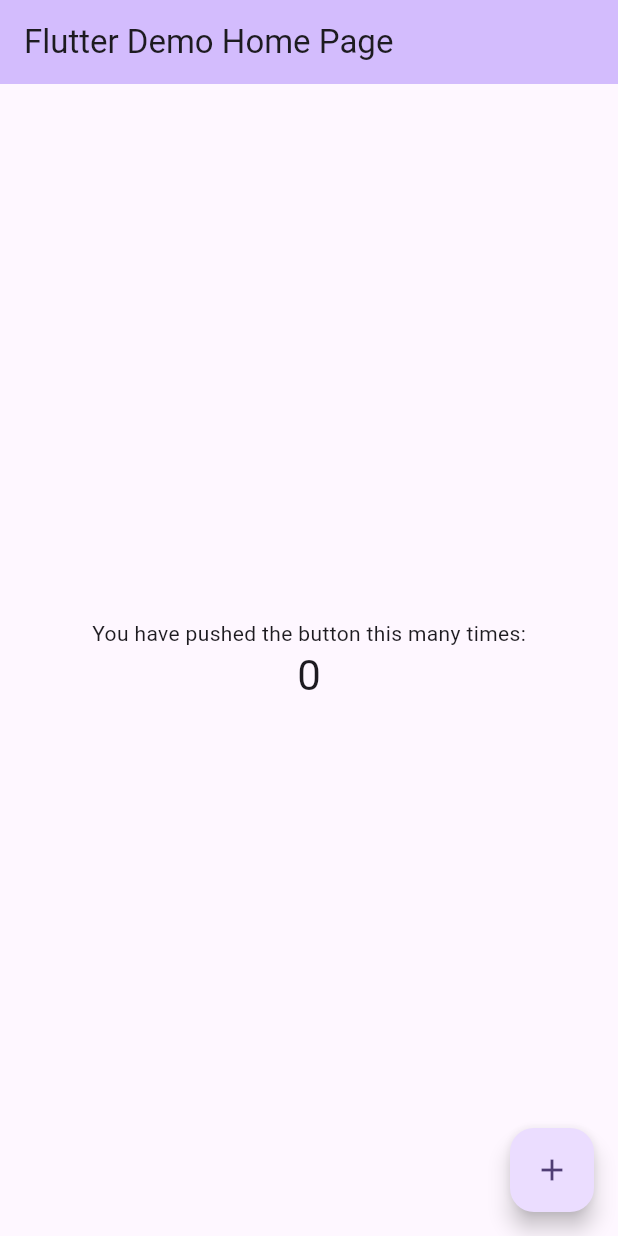
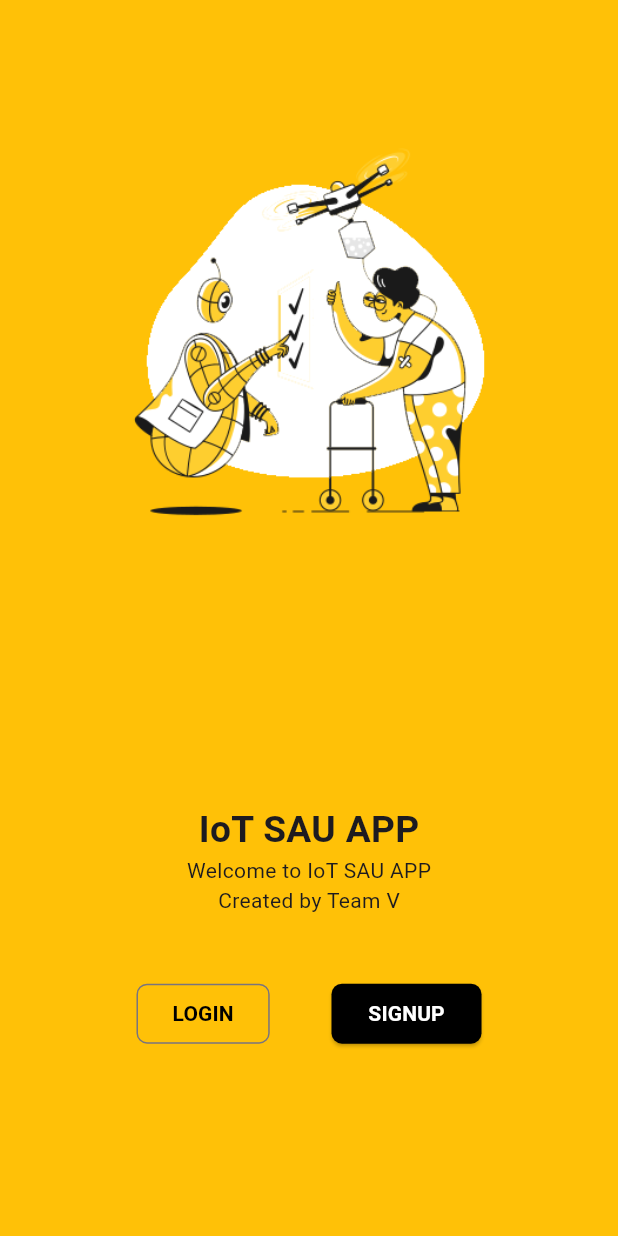
Before and after one commit to SEI201204/iot_sau_first_mobile_project, a Flutter app: the screen it shows after launch, on a phone screen of 412 x 824 dp. Run offline on Flutter 3.47's test engine with Material 3 defaults, Android fonts, the phone set to English and light mode, and no system bars.

Commit message:
v.2 : creat  3 file welcome signup signin edit main and page  welcome already

```diff
--- a/lib/main.dart
+++ b/lib/main.dart
@@ -1,125 +1,26 @@
 import 'package:flutter/material.dart';
+import 'package:flutter_application_1/views/welcome_ui.dart';
 
 void main() {
-  runApp(const MyApp());
+  runApp(
+      //เรียกใช้ คลาส ที่เรียกใช้งาน widget หลักของ App : materialApp()
+      IoTSAUFirst());
 }
 
-class MyApp extends StatelessWidget {
-  const MyApp({super.key});
+//+++++++++++++++++++++++++++++++++++++++++++++++++++
+class IoTSAUFirst extends StatefulWidget {
+  const IoTSAUFirst({super.key});
 
-  // This widget is the root of your application.
+  @override
+  State<IoTSAUFirst> createState() => _IoTSAUFirstState();
+}
+
+class _IoTSAUFirstState extends State<IoTSAUFirst> {
   @override
   Widget build(BuildContext context) {
     return MaterialApp(
-      title: 'Flutter Demo',
-      theme: ThemeData(
-        // This is the theme of your application.
-        //
-        // TRY THIS: Try running your application with "flutter run". You'll see
-        // the application has a purple toolbar. Then, without quitting the app,
-        // try changing the seedColor in the colorScheme below to Colors.green
-        // and then invoke "hot reload" (save your changes or press the "hot
-        // reload" button in a Flutter-supported IDE, or press "r" if you used
-        // the command line to start the app).
-        //
-        // Notice that the counter didn't reset back to zero; the application
-        // state is not lost during the reload. To reset the state, use hot
-        // restart instead.
-        //
-        // This works for code too, not just values: Most code changes can be
-        // tested with just a hot reload.
-        colorScheme: ColorScheme.fromSeed(seedColor: Colors.deepPurple),
-        useMaterial3: true,
-      ),
-      home: const MyHomePage(title: 'Flutter Demo Home Page'),
+      debugShowCheckedModeBanner: false,
+      home: welcomeUI(), //เรียกใช้หน้าจอแรกของแอป
     );
   }
 }
-
-class MyHomePage extends StatefulWidget {
-  const MyHomePage({super.key, required this.title});
-
-  // This widget is the home page of your application. It is stateful, meaning
-  // that it has a State object (defined below) that contains fields that affect
-  // how it looks.
-
-  // This class is the configuration for the state. It holds the values (in this
-  // case the title) provided by the parent (in this case the App widget) and
-  // used by the build method of the State. Fields in a Widget subclass are
-  // always marked "final".
-
-  final String title;
-
-  @override
-  State<MyHomePage> createState() => _MyHomePageState();
-}
-
-class _MyHomePageState extends State<MyHomePage> {
-  int _counter = 0;
-
-  void _incrementCounter() {
-    setState(() {
-      // This call to setState tells the Flutter framework that something has
-      // changed in this State, which causes it to rerun the build method below
-      // so that the display can reflect the updated values. If we changed
-      // _counter without calling setState(), then the build method would not be
-      // called again, and so nothing would appear to happen.
-      _counter++;
-    });
-  }
-
-  @override
-  Widget build(BuildContext context) {
-    // This method is rerun every time setState is called, for instance as done
-    // by the _incrementCounter method above.
-    //
-    // The Flutter framework has been optimized to make rerunning build methods
-    // fast, so that you can just rebuild anything that needs updating rather
-    // than having to individually change instances of widgets.
-    return Scaffold(
-      appBar: AppBar(
-        // TRY THIS: Try changing the color here to a specific color (to
-        // Colors.amber, perhaps?) and trigger a hot reload to see the AppBar
-        // change color while the other colors stay the same.
-        backgroundColor: Theme.of(context).colorScheme.inversePrimary,
-        // Here we take the value from the MyHomePage object that was created by
-        // the App.build method, and use it to set our appbar title.
-        title: Text(widget.title),
-      ),
-      body: Center(
-        // Center is a layout widget. It takes a single child and positions it
-        // in the middle of the parent.
-        child: Column(
-          // Column is also a layout widget. It takes a list of children and
-          // arranges them vertically. By default, it sizes itself to fit its
-          // children horizontally, and tries to be as tall as its parent.
-          //
-          // Column has various properties to control how it sizes itself and
-          // how it positions its children. Here we use mainAxisAlignment to
-          // center the children vertically; the main axis here is the vertical
-          // axis because Columns are vertical (the cross axis would be
-          // horizontal).
-          //
-          // TRY THIS: Invoke "debug painting" (choose the "Toggle Debug Paint"
-          // action in the IDE, or press "p" in the console), to see the
-          // wireframe for each widget.
-          mainAxisAlignment: MainAxisAlignment.center,
-          children: <Widget>[
-            const Text(
-              'You have pushed the button this many times:',
-            ),
-            Text(
-              '$_counter',
-              style: Theme.of(context).textTheme.headlineMedium,
-            ),
-          ],
-        ),
-      ),
-      floatingActionButton: FloatingActionButton(
-        onPressed: _incrementCounter,
-        tooltip: 'Increment',
-        child: const Icon(Icons.add),
-      ), // This trailing comma makes auto-formatting nicer for build methods.
-    );
-  }
-}
--- /dev/null
+++ b/lib/views/signin_ui.dart
@@ -0,0 +1,15 @@
+import 'package:flutter/material.dart';
+
+class SigninUi extends StatefulWidget {
+  const SigninUi({super.key});
+
+  @override
+  State<SigninUi> createState() => _SigninUiState();
+}
+
+class _SigninUiState extends State<SigninUi> {
+  @override
+  Widget build(BuildContext context) {
+    return const Scaffold();
+  }
+}
--- /dev/null
+++ b/lib/views/signup_ui.dart
@@ -0,0 +1,15 @@
+import 'package:flutter/material.dart';
+
+class SignupUi extends StatefulWidget {
+  const SignupUi({super.key});
+
+  @override
+  State<SignupUi> createState() => _SignupUiState();
+}
+
+class _SignupUiState extends State<SignupUi> {
+  @override
+  Widget build(BuildContext context) {
+    return const Scaffold();
+  }
+}
--- /dev/null
+++ b/lib/views/welcome_ui.dart
@@ -0,0 +1,90 @@
+// ignore_for_file: sort_child_properties_last
+
+import 'package:flutter/material.dart';
+
+class welcomeUI extends StatefulWidget {
+  const welcomeUI({super.key});
+
+  @override
+  State<welcomeUI> createState() => _welcomeUIState();
+}
+
+class _welcomeUIState extends State<welcomeUI> {
+  @override
+  Widget build(BuildContext context) {
+    return Scaffold(
+      backgroundColor: Colors.amber,
+      body: Center(
+        child: Column(
+          children: [
+            SizedBox(
+              height: MediaQuery.of(context).size.height * 0.1,
+            ),
+            Image.asset(
+              'assets/images/logo.png',
+              //width: 250,
+              width: MediaQuery.of(context).size.width * 0.7,
+            ),
+            SizedBox(
+              height: MediaQuery.of(context).size.height * 0.2,
+            ),
+            Text(
+              'IoT SAU APP',
+              style: TextStyle(
+                fontSize: MediaQuery.of(context).size.height * 0.03,
+                fontWeight: FontWeight.bold,
+              ),
+            ),
+            Text('Welcome to IoT SAU APP'),
+            Text('Created by Team V'),
+            SizedBox(
+              height: MediaQuery.of(context).size.height * 0.05,
+            ),
+            Row(
+              mainAxisAlignment: MainAxisAlignment.center,
+              children: [
+                OutlinedButton(
+                  onPressed: () {},
+                  child: Text(
+                    'LOGIN',
+                    style: TextStyle(
+                      fontWeight: FontWeight.bold,
+                      color: Colors.black,
+                    ),
+                  ),
+                  style: OutlinedButton.styleFrom(
+                    shape: RoundedRectangleBorder(
+                        borderRadius: BorderRadius.circular(
+                      7.0,
+                    )),
+                  ),
+                ),
+                SizedBox(
+                  width: MediaQuery.of(context).size.width * 0.1,
+                ),
+                ElevatedButton(
+                  onPressed: () {},
+                  child: Text(
+                    'SIGNUP',
+                    style: TextStyle(
+                      fontWeight: FontWeight.bold,
+                      color: Colors.white,
+                    ),
+                  ),
+                  style: ElevatedButton.styleFrom(
+                    fixedSize: Size(100, 35),
+                    backgroundColor: Colors.black,
+                    shape: RoundedRectangleBorder(
+                        borderRadius: BorderRadius.circular(
+                      7.0,
+                    )),
+                  ),
+                ),
+              ],
+            )
+          ],
+        ),
+      ),
+    );
+  }
+}
```
